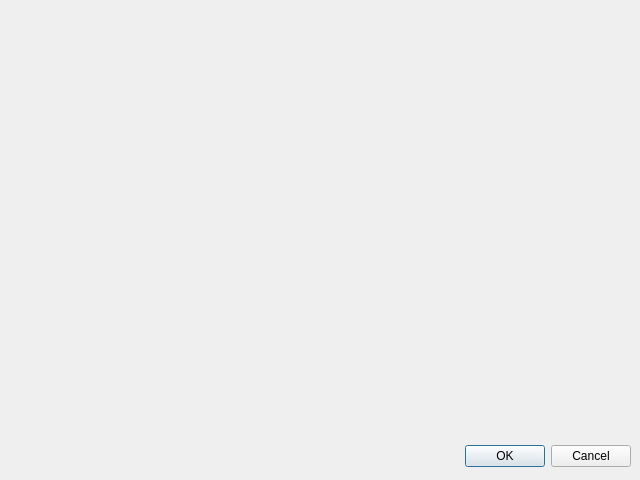
Before: the Qt Designer form src/design.ui in CluelessTimeTraveler/-RoboPuppetMQP, drawn with Qt 5.
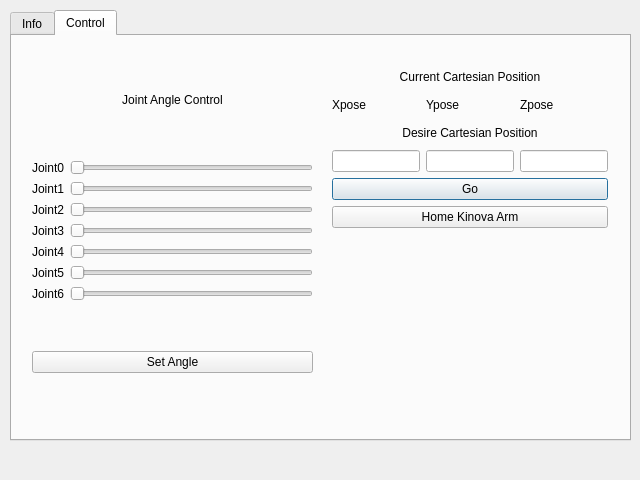
After: the same form once the commit is applied.

```diff
--- a/src/design.ui
+++ b/src/design.ui
@@ -12,21 +12,508 @@
   <property name="windowTitle" >
    <string>Dialog</string>
   </property>
-  <widget class="QDialogButtonBox" name="buttonBox" >
-   <property name="geometry" >
+  <widget class="QTabWidget" name="tabWidget">
+   <property name="geometry">
     <rect>
      <x>10</x>
-     <y>440</y>
+     <y>10</y>
      <width>621</width>
-     <height>32</height>
+     <height>431</height>
     </rect>
    </property>
-   <property name="orientation" >
-    <enum>Qt::Horizontal</enum>
+   <property name="currentIndex">
+    <number>1</number>
    </property>
-   <property name="standardButtons" >
-    <set>QDialogButtonBox::Cancel|QDialogButtonBox::Ok</set>
-   </property>
+   <widget class="QWidget" name="tab">
+    <attribute name="title">
+     <string>Info</string>
+    </attribute>
+    <widget class="QWidget" name="horizontalLayoutWidget">
+     <property name="geometry">
+      <rect>
+       <x>9</x>
+       <y>-1</y>
+       <width>581</width>
+       <height>371</height>
+      </rect>
+     </property>
+     <layout class="QHBoxLayout" name="horizontalLayout">
+      <item>
+       <layout class="QVBoxLayout" name="verticalLayout">
+        <item>
+         <widget class="QLabel" name="label_30">
+          <property name="text">
+           <string>Joint Name</string>
+          </property>
+         </widget>
+        </item>
+        <item>
+         <widget class="QLabel" name="label_2">
+          <property name="text">
+           <string>Joint0</string>
+          </property>
+         </widget>
+        </item>
+        <item>
+         <widget class="QLabel" name="label">
+          <property name="text">
+           <string>Joint1</string>
+          </property>
+         </widget>
+        </item>
+        <item>
+         <widget class="QLabel" name="label_4">
+          <property name="text">
+           <string>Joint2</string>
+          </property>
+         </widget>
+        </item>
+        <item>
+         <widget class="QLabel" name="label_3">
+          <property name="text">
+           <string>Joint3</string>
+          </property>
+         </widget>
+        </item>
+        <item>
+         <widget class="QLabel" name="label_5">
+          <property name="text">
+           <string>Joint4</string>
+          </property>
+         </widget>
+        </item>
+        <item>
+         <widget class="QLabel" name="label_7">
+          <property name="text">
+           <string>Joint5</string>
+          </property>
+         </widget>
+        </item>
+        <item>
+         <widget class="QLabel" name="label_6">
+          <property name="text">
+           <string>Joint6</string>
+          </property>
+         </widget>
+        </item>
+       </layout>
+      </item>
+      <item>
+       <layout class="QVBoxLayout" name="verticalLayout_3">
+        <item>
+         <widget class="QLabel" name="label_31">
+          <property name="text">
+           <string>Angle</string>
+          </property>
+         </widget>
+        </item>
+        <item>
+         <widget class="QLabel" name="label_15">
+          <property name="text">
+           <string>j0a</string>
+          </property>
+         </widget>
+        </item>
+        <item>
+         <widget class="QLabel" name="label_16">
+          <property name="text">
+           <string>j1a</string>
+          </property>
+         </widget>
+        </item>
+        <item>
+         <widget class="QLabel" name="label_17">
+          <property name="text">
+           <string>j2a</string>
+          </property>
+         </widget>
+        </item>
+        <item>
+         <widget class="QLabel" name="label_18">
+          <property name="text">
+           <string>j3a</string>
+          </property>
+         </widget>
+        </item>
+        <item>
+         <widget class="QLabel" name="label_19">
+          <property name="text">
+           <string>j4a</string>
+          </property>
+         </widget>
+        </item>
+        <item>
+         <widget class="QLabel" name="label_20">
+          <property name="text">
+           <string>j5a</string>
+          </property>
+         </widget>
+        </item>
+        <item>
+         <widget class="QLabel" name="label_21">
+          <property name="text">
+           <string>j6a</string>
+          </property>
+         </widget>
+        </item>
+       </layout>
+      </item>
+      <item>
+       <layout class="QVBoxLayout" name="verticalLayout_2">
+        <item>
+         <widget class="QLabel" name="label_32">
+          <property name="text">
+           <string>Velocity</string>
+          </property>
+         </widget>
+        </item>
+        <item>
+         <widget class="QLabel" name="label_8">
+          <property name="text">
+           <string>j0v</string>
+          </property>
+         </widget>
+        </item>
+        <item>
+         <widget class="QLabel" name="label_9">
+          <property name="text">
+           <string>j1v</string>
+          </property>
+         </widget>
+        </item>
+        <item>
+         <widget class="QLabel" name="label_10">
+          <property name="text">
+           <string>j2v</string>
+          </property>
+         </widget>
+        </item>
+        <item>
+         <widget class="QLabel" name="label_11">
+          <property name="text">
+           <string>j3v</string>
+          </property>
+         </widget>
+        </item>
+        <item>
+         <widget class="QLabel" name="label_12">
+          <property name="text">
+           <string>j4v</string>
+          </property>
+         </widget>
+        </item>
+        <item>
+         <widget class="QLabel" name="label_13">
+          <property name="text">
+           <string>j5v</string>
+          </property>
+         </widget>
+        </item>
+        <item>
+         <widget class="QLabel" name="label_14">
+          <property name="text">
+           <string>j6v</string>
+          </property>
+         </widget>
+        </item>
+       </layout>
+      </item>
+      <item>
+       <layout class="QVBoxLayout" name="verticalLayout_8">
+        <item>
+         <widget class="QLabel" name="label_34">
+          <property name="text">
+           <string>Cartesian Pose</string>
+          </property>
+         </widget>
+        </item>
+        <item>
+         <widget class="QLabel" name="label_35">
+          <property name="text">
+           <string>Xpose</string>
+          </property>
+         </widget>
+        </item>
+        <item>
+         <widget class="QLabel" name="label_36">
+          <property name="text">
+           <string>Ypose</string>
+          </property>
+         </widget>
+        </item>
+        <item>
+         <widget class="QLabel" name="label_37">
+          <property name="text">
+           <string>Zpose</string>
+          </property>
+         </widget>
+        </item>
+       </layout>
+      </item>
+     </layout>
+    </widget>
+   </widget>
+   <widget class="QWidget" name="tab_2">
+    <attribute name="title">
+     <string>Control</string>
+    </attribute>
+    <widget class="QWidget" name="verticalLayoutWidget_6">
+     <property name="geometry">
+      <rect>
+       <x>320</x>
+       <y>30</y>
+       <width>276</width>
+       <height>162</height>
+      </rect>
+     </property>
+     <layout class="QVBoxLayout" name="verticalLayout_6">
+      <item>
+       <widget class="QLabel" name="label_41">
+        <property name="text">
+         <string>Current Cartesian Position</string>
+        </property>
+        <property name="alignment">
+         <set>Qt::AlignCenter</set>
+        </property>
+       </widget>
+      </item>
+      <item>
+       <layout class="QHBoxLayout" name="horizontalLayout_4">
+        <item>
+         <widget class="QLabel" name="label_38">
+          <property name="text">
+           <string>Xpose</string>
+          </property>
+         </widget>
+        </item>
+        <item>
+         <widget class="QLabel" name="label_39">
+          <property name="text">
+           <string>Ypose</string>
+          </property>
+         </widget>
+        </item>
+        <item>
+         <widget class="QLabel" name="label_40">
+          <property name="text">
+           <string>Zpose</string>
+          </property>
+         </widget>
+        </item>
+       </layout>
+      </item>
+      <item>
+       <widget class="QLabel" name="label_33">
+        <property name="text">
+         <string>Desire Cartesian Position</string>
+        </property>
+        <property name="alignment">
+         <set>Qt::AlignCenter</set>
+        </property>
+       </widget>
+      </item>
+      <item>
+       <layout class="QHBoxLayout" name="horizontalLayout_3">
+        <item>
+         <widget class="QLineEdit" name="lineEdit"/>
+        </item>
+        <item>
+         <widget class="QLineEdit" name="lineEdit_2"/>
+        </item>
+        <item>
+         <widget class="QLineEdit" name="lineEdit_3"/>
+        </item>
+       </layout>
+      </item>
+      <item>
+       <widget class="QPushButton" name="pushButton">
+        <property name="text">
+         <string>Go</string>
+        </property>
+       </widget>
+      </item>
+      <item>
+       <widget class="QPushButton" name="pushButton_2">
+        <property name="text">
+         <string>Home Kinova Arm</string>
+        </property>
+       </widget>
+      </item>
+     </layout>
+    </widget>
+    <widget class="QWidget" name="verticalLayoutWidget_7">
+     <property name="geometry">
+      <rect>
+       <x>20</x>
+       <y>10</y>
+       <width>281</width>
+       <height>371</height>
+      </rect>
+     </property>
+     <layout class="QVBoxLayout" name="verticalLayout_7">
+      <item>
+       <widget class="QLabel" name="label_28">
+        <property name="maximumSize">
+         <size>
+          <width>16777215</width>
+          <height>20</height>
+         </size>
+        </property>
+        <property name="autoFillBackground">
+         <bool>false</bool>
+        </property>
+        <property name="text">
+         <string>Joint Angle Control</string>
+        </property>
+        <property name="scaledContents">
+         <bool>false</bool>
+        </property>
+        <property name="alignment">
+         <set>Qt::AlignCenter</set>
+        </property>
+       </widget>
+      </item>
+      <item>
+       <layout class="QHBoxLayout" name="horizontalLayout_2">
+        <item>
+         <layout class="QVBoxLayout" name="verticalLayout_4">
+          <item>
+           <widget class="QLabel" name="label_23">
+            <property name="text">
+             <string>Joint0</string>
+            </property>
+           </widget>
+          </item>
+          <item>
+           <widget class="QLabel" name="label_25">
+            <property name="text">
+             <string>Joint1</string>
+            </property>
+           </widget>
+          </item>
+          <item>
+           <widget class="QLabel" name="label_26">
+            <property name="text">
+             <string>Joint2</string>
+            </property>
+           </widget>
+          </item>
+          <item>
+           <widget class="QLabel" name="label_29">
+            <property name="text">
+             <string>Joint3</string>
+            </property>
+           </widget>
+          </item>
+          <item>
+           <widget class="QLabel" name="label_27">
+            <property name="text">
+             <string>Joint4</string>
+            </property>
+           </widget>
+          </item>
+          <item>
+           <widget class="QLabel" name="label_24">
+            <property name="text">
+             <string>Joint5</string>
+            </property>
+           </widget>
+          </item>
+          <item>
+           <widget class="QLabel" name="label_22">
+            <property name="text">
+             <string>Joint6</string>
+            </property>
+           </widget>
+          </item>
+         </layout>
+        </item>
+        <item>
+         <layout class="QVBoxLayout" name="verticalLayout_5">
+          <item>
+           <widget class="QSlider" name="horizontalSlider">
+            <property name="maximum">
+             <number>359</number>
+            </property>
+            <property name="orientation">
+             <enum>Qt::Horizontal</enum>
+            </property>
+           </widget>
+          </item>
+          <item>
+           <widget class="QSlider" name="horizontalSlider_2">
+            <property name="maximum">
+             <number>359</number>
+            </property>
+            <property name="orientation">
+             <enum>Qt::Horizontal</enum>
+            </property>
+           </widget>
+          </item>
+          <item>
+           <widget class="QSlider" name="horizontalSlider_3">
+            <property name="maximum">
+             <number>359</number>
+            </property>
+            <property name="orientation">
+             <enum>Qt::Horizontal</enum>
+            </property>
+           </widget>
+          </item>
+          <item>
+           <widget class="QSlider" name="horizontalSlider_4">
+            <property name="maximum">
+             <number>359</number>
+            </property>
+            <property name="orientation">
+             <enum>Qt::Horizontal</enum>
+            </property>
+           </widget>
+          </item>
+          <item>
+           <widget class="QSlider" name="horizontalSlider_5">
+            <property name="maximum">
+             <number>359</number>
+            </property>
+            <property name="orientation">
+             <enum>Qt::Horizontal</enum>
+            </property>
+           </widget>
+          </item>
+          <item>
+           <widget class="QSlider" name="horizontalSlider_6">
+            <property name="maximum">
+             <number>359</number>
+            </property>
+            <property name="orientation">
+             <enum>Qt::Horizontal</enum>
+            </property>
+           </widget>
+          </item>
+          <item>
+           <widget class="QSlider" name="horizontalSlider_7">
+            <property name="maximum">
+             <number>359</number>
+            </property>
+            <property name="orientation">
+             <enum>Qt::Horizontal</enum>
+            </property>
+           </widget>
+          </item>
+         </layout>
+        </item>
+       </layout>
+      </item>
+      <item>
+       <widget class="QPushButton" name="setAngleButton">
+        <property name="text">
+         <string>Set Angle</string>
+        </property>
+       </widget>
+      </item>
+     </layout>
+    </widget>
+   </widget>
   </widget>
  </widget>
  <resources/>
```
Left out of the diff: 44 changed lines with no effect on the pictures.
